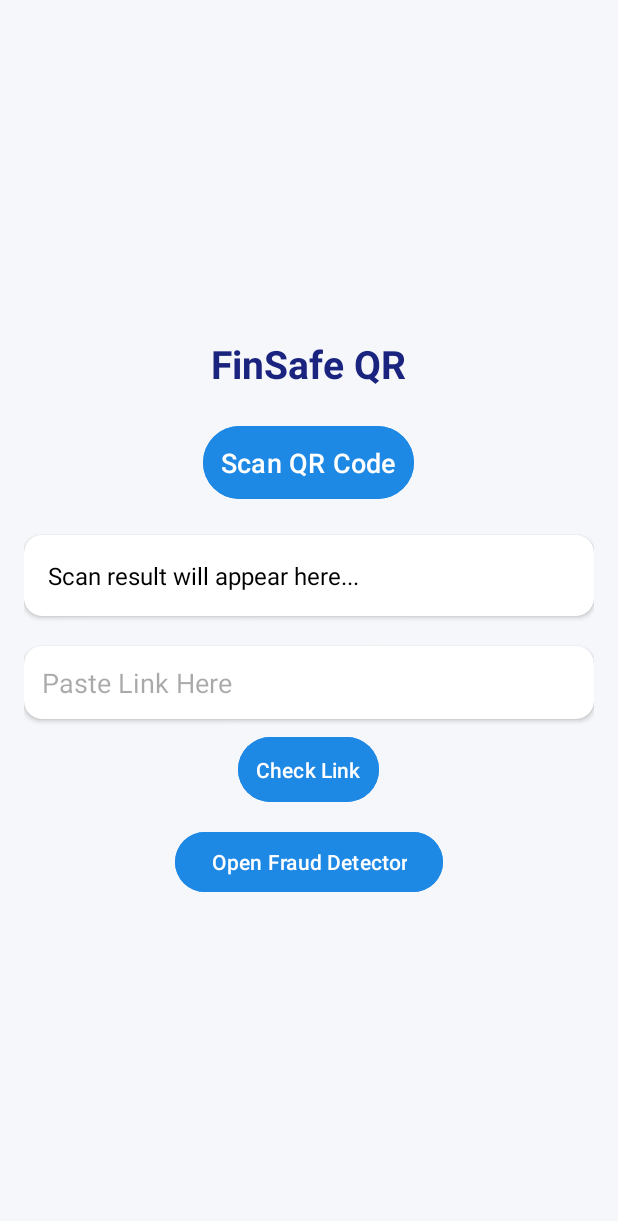
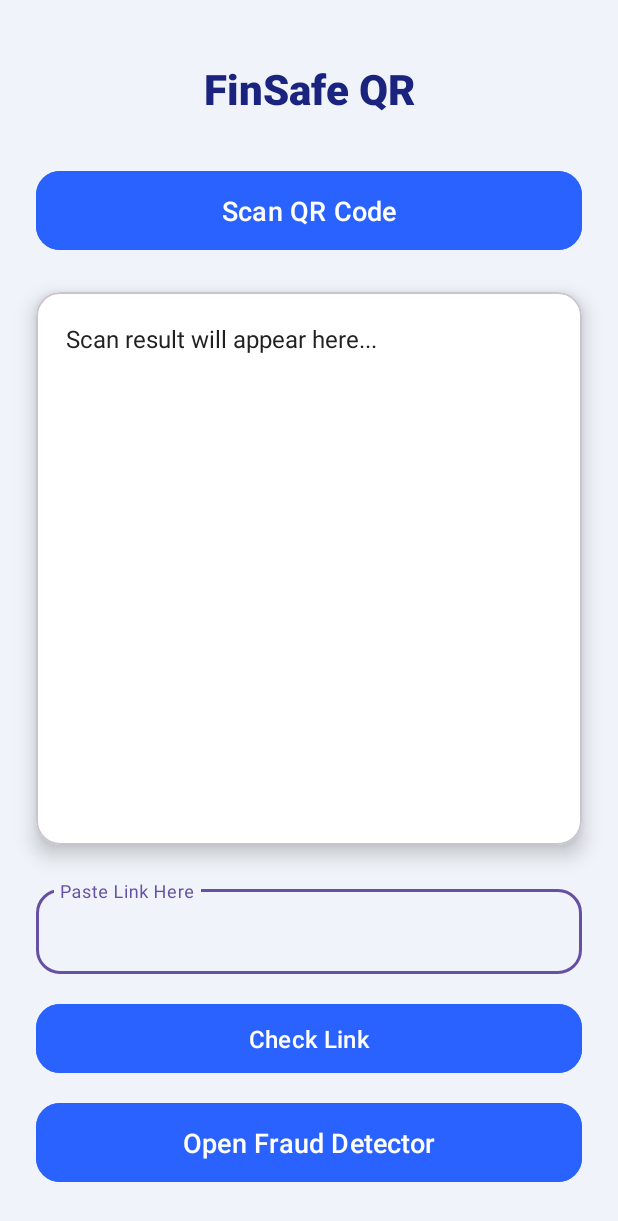
Before and after one commit to Pradyumna40/FinSafe, an Android app: the screen it shows after launch (MainActivity), on a phone screen of 412 x 824 dp. Shown: the top 1221 px of the screen. Run offline under Robolectric (Android 15) with nearby library versions, the phone set to English and light mode, and no system bars; libraries missing offline, so code that uses them is left out: com.journeyapps.barcodescanner.

Commit message:
ui changes

```diff
--- a/app/src/main/res/layout/activity_main.xml
+++ b/app/src/main/res/layout/activity_main.xml
@@ -1,106 +1,141 @@
 <?xml version="1.0" encoding="utf-8"?>
 <androidx.constraintlayout.widget.ConstraintLayout xmlns:android="http://schemas.android.com/apk/res/android"
-
+    xmlns:app="http://schemas.android.com/apk/res-auto"
     xmlns:tools="http://schemas.android.com/tools"
     android:id="@+id/main"
     android:layout_width="match_parent"
     android:layout_height="match_parent"
+    android:background="#F0F4FA"
     tools:context=".MainActivity">
-
-
-    <LinearLayout xmlns:app="http://schemas.android.com/apk/res-auto"
-        android:layout_width="match_parent"
-        android:layout_height="match_parent"
-        android:background="#F5F7FA"
-        android:gravity="center"
-        android:orientation="vertical"
-        android:padding="16dp">
 
     <TextView
         android:id="@+id/titleText"
-            android:layout_width="wrap_content"
+        android:layout_width="0dp"
         android:layout_height="wrap_content"
-            android:layout_marginBottom="20dp"
+        android:layout_marginTop="40dp"
+        android:layout_marginStart="24dp"
+        android:layout_marginEnd="24dp"
+        android:fontFamily="sans-serif-medium"
+        android:gravity="center_horizontal"
         android:text="@string/finsafe_qr"
         android:textColor="#1A237E"
-            android:textSize="26sp"
-            android:textStyle="bold" />
+        android:textSize="28sp"
+        android:textStyle="bold"
+        app:layout_constraintEnd_toEndOf="parent"
+        app:layout_constraintStart_toStartOf="parent"
+        app:layout_constraintTop_toTopOf="parent" />
 
-        <Button
+    <com.google.android.material.button.MaterialButton
         android:id="@+id/btnScan"
-            android:layout_width="wrap_content"
+        android:layout_width="0dp"
         android:layout_height="wrap_content"
-            android:backgroundTint="#1E88E5"
-            android:padding="12dp"
+        android:layout_marginStart="24dp"
+        android:layout_marginTop="32dp"
+        android:layout_marginEnd="24dp"
+        android:backgroundTint="#2962FF"
+        android:paddingVertical="14dp"
         android:text="@string/scan_qr"
+        android:textAllCaps="false"
         android:textColor="#FFFFFF"
-            android:textSize="18sp" />
+        android:textSize="18sp"
+        app:cornerRadius="16dp"
+        app:layout_constraintEnd_toEndOf="parent"
+        app:layout_constraintStart_toStartOf="parent"
+        app:layout_constraintTop_toBottomOf="@id/titleText" />
 
-        <androidx.cardview.widget.CardView
-            android:layout_width="match_parent"
-            android:layout_height="wrap_content"
-            android:layout_marginTop="20dp"
-            app:cardBackgroundColor="@color/white"
-            android:elevation="6dp"
-            app:cardCornerRadius="12dp">
+    <com.google.android.material.card.MaterialCardView
+        android:id="@+id/resultCard"
+        android:layout_width="0dp"
+        android:layout_height="0dp"
+        android:layout_marginStart="24dp"
+        android:layout_marginTop="24dp"
+        android:layout_marginEnd="24dp"
+        android:layout_marginBottom="24dp"
+        app:cardBackgroundColor="#FFFFFF"
+        app:cardCornerRadius="16dp"
+        app:cardElevation="8dp"
+        app:layout_constraintBottom_toTopOf="@id/linkInputLayout"
+        app:layout_constraintEnd_toEndOf="parent"
+        app:layout_constraintStart_toStartOf="parent"
+        app:layout_constraintTop_toBottomOf="@id/btnScan">
 
         <ScrollView
             android:layout_width="match_parent"
-                android:layout_height="wrap_content"
-                android:padding="16dp">
+            android:layout_height="match_parent"
+            android:fillViewport="true">
 
             <TextView
                 android:id="@+id/txtResult"
                 android:layout_width="match_parent"
                 android:layout_height="wrap_content"
+                android:padding="20dp"
                 android:text="@string/scan_result_will_appear_here"
-                    android:textColor="@android:color/black"
-                    android:background="@android:color/background_light"
+                android:textColor="#212121"
                 android:textSize="16sp" />
         </ScrollView>
 
-        </androidx.cardview.widget.CardView>
+    </com.google.android.material.card.MaterialCardView>
 
-        <androidx.cardview.widget.CardView
-            android:layout_width="match_parent"
+    <com.google.android.material.button.MaterialButton
+        android:id="@+id/btnOpenFraud"
+        android:layout_width="0dp"
         android:layout_height="wrap_content"
-            android:layout_marginTop="20dp"
-            app:cardBackgroundColor="@color/white"
-            android:elevation="6dp"
-            app:cardCornerRadius="12dp">
+        android:layout_marginStart="24dp"
+        android:layout_marginEnd="24dp"
+        android:layout_marginBottom="32dp"
+        android:backgroundTint="#2962FF"
+        android:paddingVertical="14dp"
+        android:text="Open Fraud Detector"
+        android:textAllCaps="false"
+        android:textColor="#FFFFFF"
+        android:textSize="18sp"
+        app:cornerRadius="16dp"
+        app:layout_constraintBottom_toBottomOf="parent"
+        app:layout_constraintEnd_toEndOf="parent"
+        app:layout_constraintStart_toStartOf="parent" />
 
-            <EditText
+    <com.google.android.material.button.MaterialButton
+        android:id="@+id/btnCheckLink"
+        android:layout_width="0dp"
+        android:layout_height="wrap_content"
+        android:layout_marginStart="24dp"
+        android:layout_marginEnd="24dp"
+        android:layout_marginBottom="12dp"
+        android:backgroundTint="#2962FF"
+        android:paddingVertical="12dp"
+        android:text="@string/check_link"
+        android:textAllCaps="false"
+        android:textColor="#FFFFFF"
+        android:textSize="16sp"
+        app:cornerRadius="16dp"
+        app:layout_constraintBottom_toTopOf="@id/btnOpenFraud"
+        app:layout_constraintEnd_toEndOf="parent"
+        app:layout_constraintStart_toStartOf="parent" />
+
+    <com.google.android.material.textfield.TextInputLayout
+        android:id="@+id/linkInputLayout"
+        style="@style/Widget.MaterialComponents.TextInputLayout.OutlinedBox"
+        android:layout_width="0dp"
+        android:layout_height="wrap_content"
+        android:layout_marginStart="24dp"
+        android:layout_marginEnd="24dp"
+        android:layout_marginBottom="16dp"
+        android:hint="@string/paste_link_here"
+        app:boxCornerRadiusBottomEnd="16dp"
+        app:boxCornerRadiusBottomStart="16dp"
+        app:boxCornerRadiusTopEnd="16dp"
+        app:boxCornerRadiusTopStart="16dp"
+        app:layout_constraintBottom_toTopOf="@id/btnCheckLink"
+        app:layout_constraintEnd_toEndOf="parent"
+        app:layout_constraintStart_toStartOf="parent">
+
+        <com.google.android.material.textfield.TextInputEditText
             android:id="@+id/editLink"
             android:layout_width="match_parent"
             android:layout_height="wrap_content"
-                android:hint="@string/paste_link_here"
             android:inputType="textUri"
-                android:padding="12dp"
-                android:textColor="@android:color/black"
-                android:background="@android:color/transparent" />
+            android:textColor="#212121" />
 
-        </androidx.cardview.widget.CardView>
-
-        <Button
-            android:id="@+id/btnCheckLink"
-            android:layout_width="wrap_content"
-            android:layout_height="wrap_content"
-            android:text="@string/check_link"
-            android:textColor="#FFFFFF"
-            android:backgroundTint="#1E88E5"
-            android:padding="12dp"
-            android:layout_marginTop="8dp"/>
-
-        <Button
-            android:id="@+id/btnOpenFraud"
-            android:layout_width="wrap_content"
-            android:layout_height="wrap_content"
-            android:text="Open Fraud Detector"
-            android:layout_marginTop="12dp"
-            android:backgroundTint="#1E88E5"/>
-
-
-    </LinearLayout>
-
+    </com.google.android.material.textfield.TextInputLayout>
 
 </androidx.constraintlayout.widget.ConstraintLayout>
```
Lines whose indentation alone changed are shown as unchanged.
